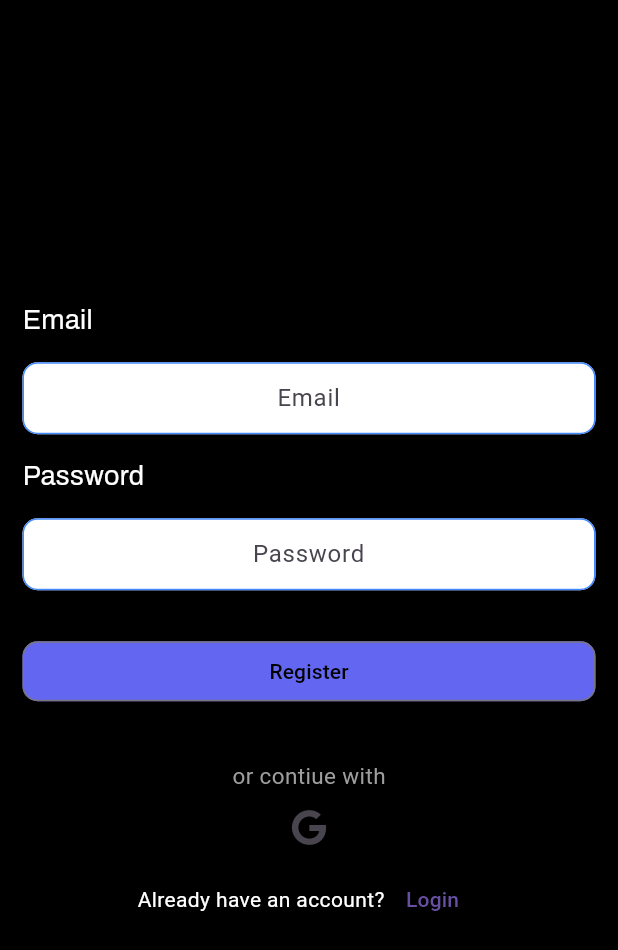
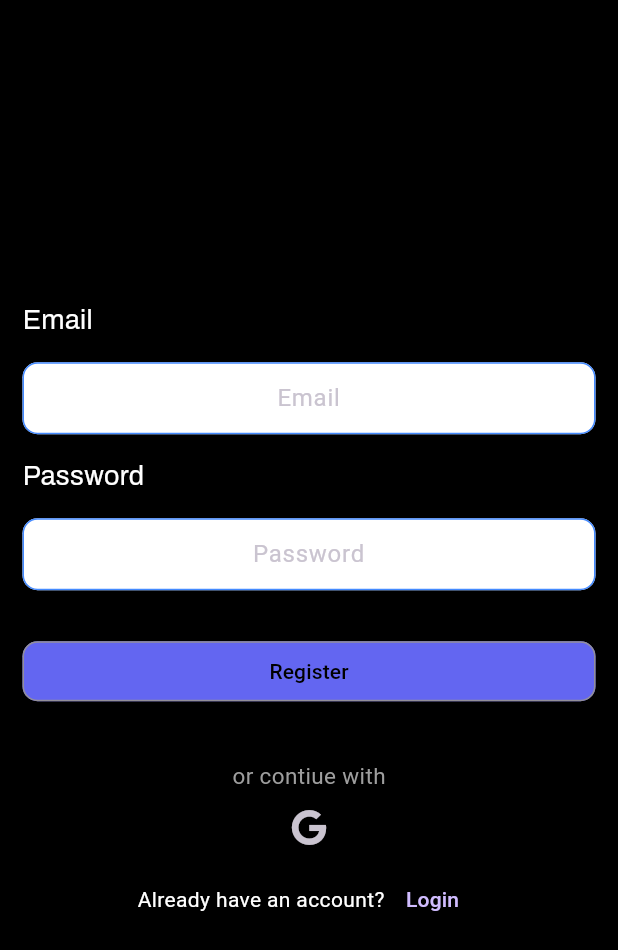
Before and after one commit to Samri-A/bit_gym, a Flutter app: the screen it shows after launch, after a tap on "Get Start", on a phone screen of 412 x 824 dp. Shown: the top 950 px of the screen. Run offline on Flutter 3.47's test engine with Material 3 defaults, Android fonts, the phone set to English and light mode, and no system bars; drawn by our look-alikes of modal_progress_hud_nsn; our stand-ins replace firebase_auth, firebase_core, flutter_dotenv, font_awesome_flutter, google_fonts, google_sign_in and 1 more; missing offline and left inert: firebase_ui_auth, firebase_ui_oauth_google, gif_view; accounts and stored records are empty; generated files the repository leaves out were written again.

```diff
--- a/lib/main.dart
+++ b/lib/main.dart
@@ -4,14 +4,21 @@ import 'package:bit_gym/screens/register.dart';
 import 'package:bit_gym/screens/welcome_page.dart';
 import 'package:bit_gym/screens/workouts.dart';
 import 'package:flutter/material.dart';
-import 'package:firebase_core/firebase_core.dart';
 import 'firebase_options.dart';
 import 'screens/homepage.dart';
 import 'screens/login.dart';
+import 'utils/constants.dart';
+import 'screens/additional_info.dart';
+import 'package:flutter_dotenv/flutter_dotenv.dart';
+import 'package:supabase_flutter/supabase_flutter.dart';
 
 void main() async {
+  await dotenv.load(fileName: '.env');
   WidgetsFlutterBinding.ensureInitialized();
-  await Firebase.initializeApp(options: DefaultFirebaseOptions.currentPlatform);
+  await Supabase.initialize(
+    url: dotenv.env['url']!,
+    anonKey: dotenv.env['anonKey']!,
+  );
   runApp(const MyApp());
 }
 
@@ -20,8 +27,18 @@ class MyApp extends StatelessWidget {
   @override
   Widget build(BuildContext context) {
     return MaterialApp(
-      theme: ThemeData(),
-      darkTheme: ThemeData.dark(),
+      theme: ThemeData(
+        brightness: Brightness.dark,
+        scaffoldBackgroundColor: Colors.black,
+        useMaterial3: true,
+        appBarTheme: const AppBarTheme(backgroundColor: Colors.black),
+        inputDecorationTheme: const InputDecorationTheme(
+          border: OutlineInputBorder(
+            borderRadius: BorderRadius.all(Radius.circular(10.0)),
+          ),
+        ),
+        elevatedButtonTheme: ElevatedButtonThemeData(style: kButtonStyle),
+      ),
       initialRoute: WelcomePage().id,
       routes: {
         WelcomePage().id: (context) => WelcomePage(),
@@ -31,6 +48,7 @@ class MyApp extends StatelessWidget {
         AuthGate().id: (context) => AuthGate(),
         Register().id: (context) => Register(),
         Login().id: (context) => Login(),
+        AdditionalInfo().id: (context) => const AdditionalInfo(),
       },
     );
   }
```
Also changed, not shown: lib/screens/additional_info.dart (added).
